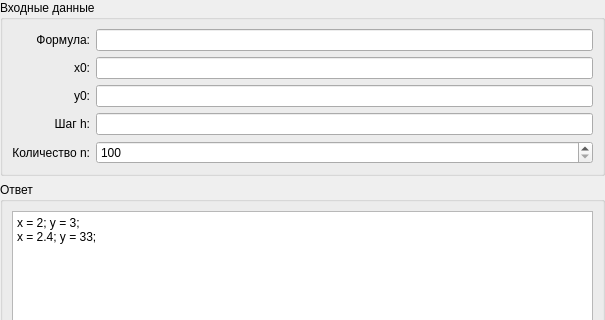
Before: the Qt Designer form Frames/diffEqEulerMethodFrame.ui in EgorAlmikeev/ProjectX, drawn with Qt 5; both pictures show x 0 to 605 and y 0 to 320 of the 605 by 459 pixel window.
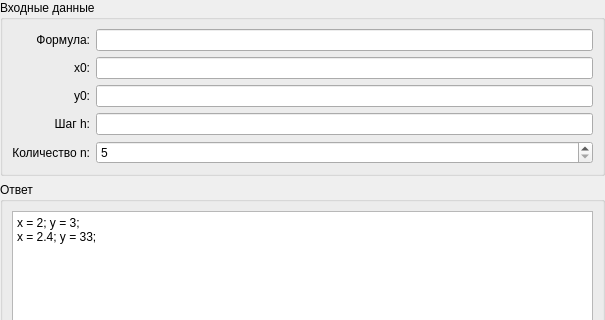
After: the same form once the commit is applied.

Diff of the .ui file:
```diff
--- a/Frames/diffEqEulerMethodFrame.ui
+++ b/Frames/diffEqEulerMethodFrame.ui
@@ -108,10 +108,10 @@
            <bool>true</bool>
           </property>
           <property name="minimum">
-           <number>100</number>
+           <number>5</number>
           </property>
           <property name="maximum">
-           <number>10000000</number>
+           <number>1000</number>
           </property>
           <property name="singleStep">
            <number>100</number>
```
